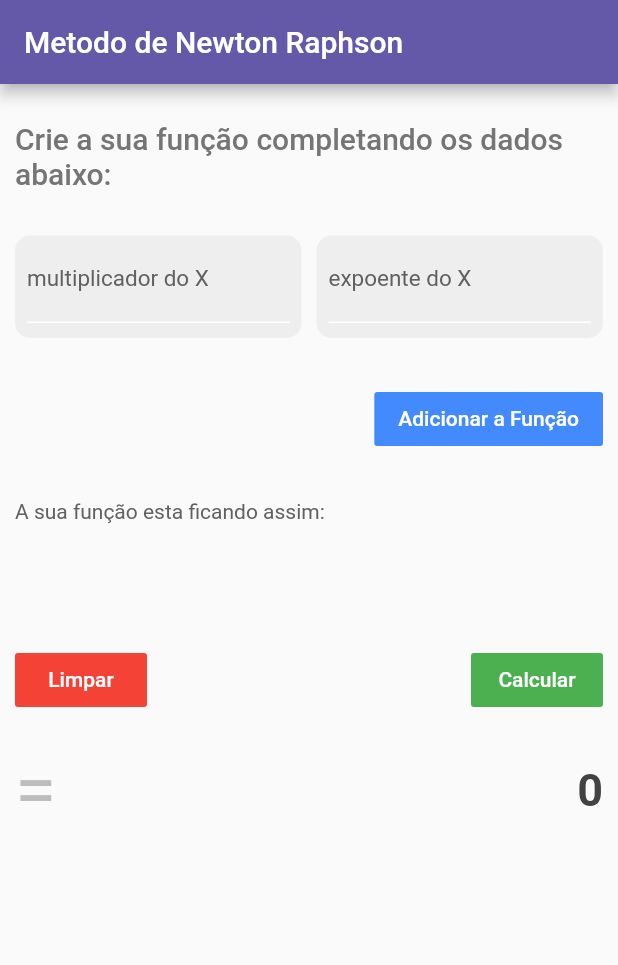
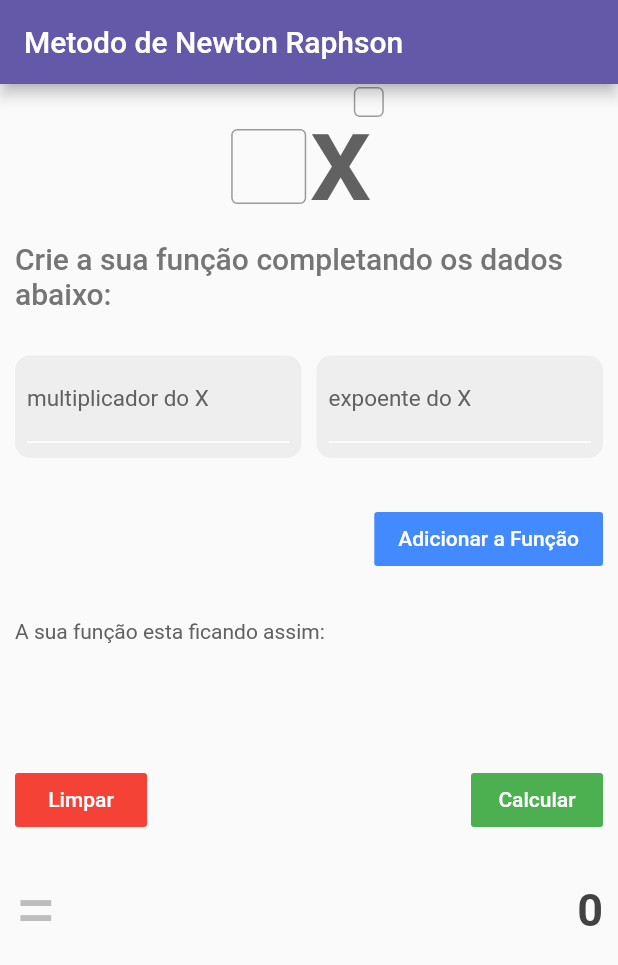
Before and after one commit to cesarramirez1912/app-newton-raphson, a Flutter app: the screen it shows after launch, on a phone screen of 412 x 824 dp. Shown: the top 965 px of the screen. Run offline on Flutter 3.47's test engine with Material 2 defaults, Android fonts, the phone set to English and light mode, and no system bars; missing offline and left inert: extended_math.

Commit message:
commit multiplicador expoente

```diff
--- a/lib/main.dart
+++ b/lib/main.dart
@@ -29,6 +29,14 @@ class MyHomePage extends StatefulWidget {
 class _MyHomePageState extends State<MyHomePage> {
   String _counter = 0.toString();
 
+  TextEditingController controller = TextEditingController();
+  TextEditingController __controller = TextEditingController();
+  String thisText = "";
+  int pinLength = 1;
+
+  bool hasError = false;
+  String errorMessage;
+
   void _limpa() {
     setState(() {
       listaNumeros = [];
@@ -47,7 +55,7 @@ class _MyHomePageState extends State<MyHomePage> {
     print(n.lowerLimit()); // -84.0
     print(n.findSignChange()); // [5.040000000000064, 6.720000000000064]
     print(n.calculateFrom(5));
-   // double teste = n.upperLimit();// 5.705115796346382
+    // double teste = n.upperLimit();// 5.705115796346382
 //    while(teste>=n.lowerLimit()){
 //      print('x'+teste.toString());
 //      print('raiz' + n.calculateFrom(teste).toString());
@@ -83,6 +91,76 @@ class _MyHomePageState extends State<MyHomePage> {
         child: Column(
           mainAxisAlignment: MainAxisAlignment.center,
           children: <Widget>[
+            Stack(
+              children: <Widget>[
+                Container(
+                    height: 80,
+                    child: Row(
+                      mainAxisSize: MainAxisSize.min,
+                      mainAxisAlignment: MainAxisAlignment.end,
+                      crossAxisAlignment: CrossAxisAlignment.end,
+                      children: <Widget>[
+                        Container(
+                          width: 50,
+                          height: 50,
+                          child: Theme(
+                            data: new ThemeData(
+                              primaryColor: Colors.green,
+                              primaryColorDark: Colors.red,
+                            ),
+                            child: new TextField(
+                              showCursor: true,
+                              cursorColor: Colors.deepPurple,
+                              keyboardType: TextInputType.number,
+                              decoration: new InputDecoration(
+                                  contentPadding: EdgeInsets.only(top: 2),
+                                  border: new OutlineInputBorder(borderSide: new BorderSide(color: Colors.black)),
+                                  suffixStyle: const TextStyle(color: Colors.green)),
+                              style: TextStyle(height: 1.2, fontSize: 40.0, fontWeight: FontWeight.w600),
+                            ),
+                          ),
+                        ),
+                        SizedBox(
+                          width: 2,
+                        ),
+                        Text(
+                          'x',
+                          style: TextStyle(fontSize: 83, fontWeight: FontWeight.w500, color: Colors.grey[700]),
+                        ),
+                        SizedBox(
+                          width: 10,
+                        )
+                      ],
+                    )),
+                Positioned(
+                  top: 0,
+                  right: 0,
+                  child: Container(
+                    padding: EdgeInsets.all(2),
+                    child: Container(
+                      width: 20,
+                      height: 20,
+                      child: Theme(
+                        data: new ThemeData(
+                          primaryColor: Colors.green,
+                          primaryColorDark: Colors.red,
+                        ),
+                        child: new TextField(
+                          showCursor: true,
+                          cursorColor: Colors.deepPurple,
+                          keyboardType: TextInputType.number,
+                          decoration: new InputDecoration(
+                              contentPadding: EdgeInsets.only(top: 2),
+                              border: new OutlineInputBorder(borderSide: new BorderSide(color: Colors.black)),
+                              suffixStyle: const TextStyle(color: Colors.green)),
+                          style: TextStyle(height: 1.2, fontSize: 14.0, fontWeight: FontWeight.w400),
+                        ),
+                      ),
+                    ),
+                  ),
+                ),
+              ],
+            ),
             SizedBox(
               height: 15,
             ),
@@ -101,7 +179,7 @@ class _MyHomePageState extends State<MyHomePage> {
                 Flexible(
                   child: Container(
                     margin: EdgeInsets.only(right: 5, left: 10),
-                    padding: EdgeInsets.only(right: 8,left: 8,bottom: 10),
+                    padding: EdgeInsets.only(right: 8, left: 8, bottom: 10),
                     decoration: BoxDecoration(
                       borderRadius: BorderRadius.circular(10),
                       color: Colors.grey[200],
@@ -128,7 +206,7 @@ class _MyHomePageState extends State<MyHomePage> {
                 Flexible(
                   child: Container(
                     margin: EdgeInsets.only(right: 10, left: 5),
-                    padding: EdgeInsets.only(right: 8,left: 8,bottom: 10),
+                    padding: EdgeInsets.only(right: 8, left: 8, bottom: 10),
                     decoration: BoxDecoration(
                       borderRadius: BorderRadius.circular(10),
                       color: Colors.grey[200],
@@ -142,7 +220,7 @@ class _MyHomePageState extends State<MyHomePage> {
                         decoration: new InputDecoration(
                           hintText: ' ',
                           labelText: 'expoente do X',
-                          labelStyle: TextStyle(color: Colors.grey[700],fontSize: 15),
+                          labelStyle: TextStyle(color: Colors.grey[700], fontSize: 15),
                           enabledBorder: UnderlineInputBorder(
                             borderSide: BorderSide(color: Colors.white),
                           ),
@@ -181,7 +259,7 @@ class _MyHomePageState extends State<MyHomePage> {
             Row(
               children: <Widget>[
                 Padding(
-                  padding: const EdgeInsets.only(right:10,left:10.0),
+                  padding: const EdgeInsets.only(right: 10, left: 10.0),
                   child: Text(
                     'A sua função esta ficando assim:',
                     style: TextStyle(color: Colors.grey[700]),
@@ -256,7 +334,7 @@ class _MyHomePageState extends State<MyHomePage> {
               ),
             ),
             Padding(
-              padding: const EdgeInsets.only(right: 10,left: 10,top: 20),
+              padding: const EdgeInsets.only(right: 10, left: 10, top: 20),
               child: Row(
                 mainAxisAlignment: MainAxisAlignment.spaceBetween,
                 children: <Widget>[
@@ -266,7 +344,7 @@ class _MyHomePageState extends State<MyHomePage> {
                   ),
                   Text(
                     '$_counter',
-                    style: TextStyle(color: Colors.grey[800], fontSize: 30,fontWeight: FontWeight.w700),
+                    style: TextStyle(color: Colors.grey[800], fontSize: 30, fontWeight: FontWeight.w700),
                   ),
                 ],
               ),
```
